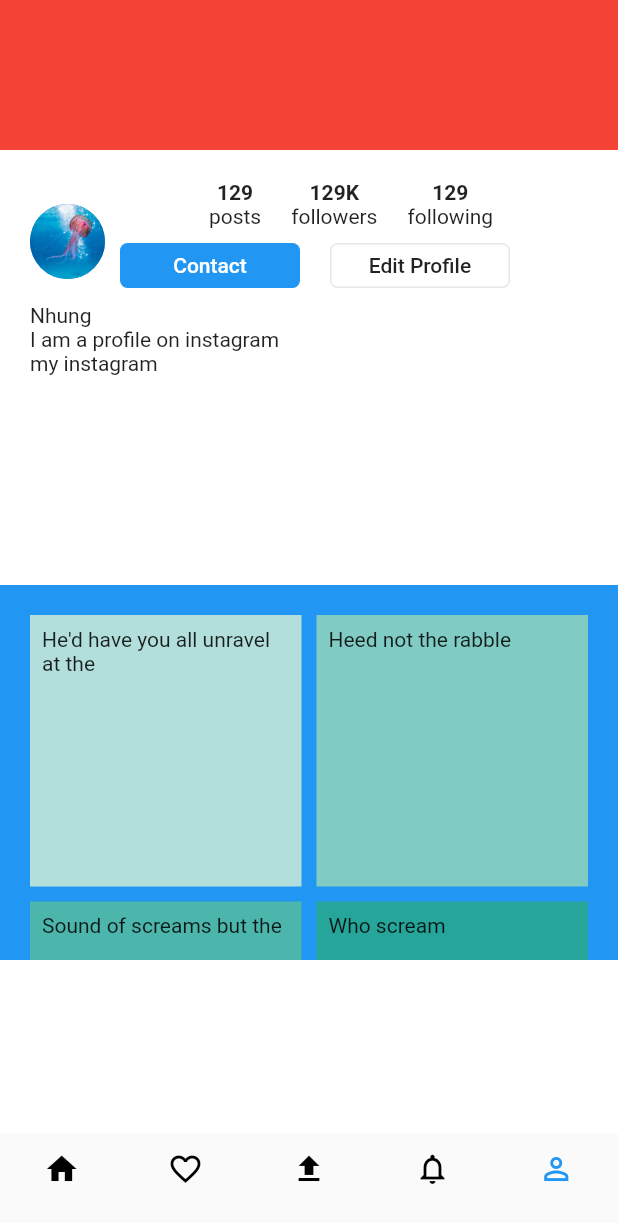
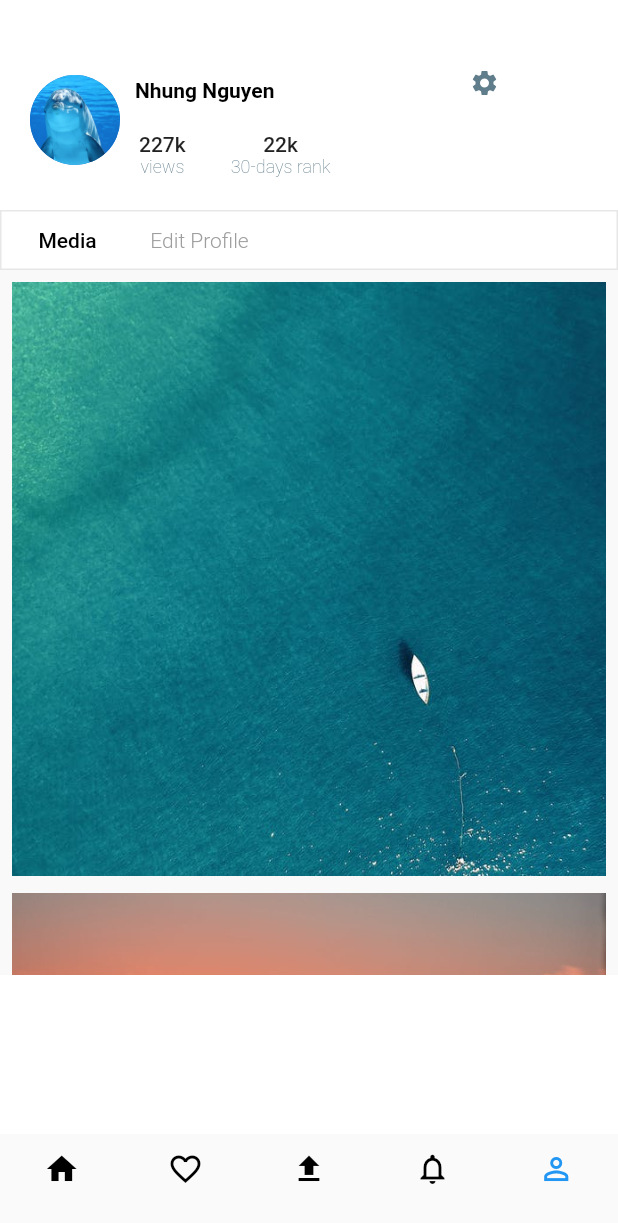
Before and after one commit to nguyentuyetnhungpht/ImageApp, a Flutter app: the screen it shows after launch, item 5 of the bottom bar chosen, on a phone screen of 412 x 824 dp. Shown: the top 1223 px of the screen. Run offline on Flutter 3.47's test engine with Material 2 defaults, Android fonts, the phone set to English and light mode, and no system bars; missing offline and left inert: dart:ffi.

Commit message:
done user

```diff
--- a/lib/UserPage.dart
+++ b/lib/UserPage.dart
@@ -1,4 +1,7 @@
+import 'dart:ffi';
+
 import 'package:flutter/material.dart';
+import 'package:flutter/rendering.dart';
 
 class UserPage extends StatefulWidget {
   @override
@@ -21,6 +24,43 @@ class _UserPageState extends State<UserPage>
     _controller.dispose();
   }
 
+   Container MyTopic(String imgVal){
+    return Container(
+                padding: EdgeInsets.all(3.0),
+                width: 200.0,
+                child: Image.asset(
+                  imgVal,
+                  fit: BoxFit.cover,),
+              );
+  }
+
+  // ignore: non_constant_identifier_names
+  Container Profile_info(String number, String title, double r, double l, double t ){
+    return Container(
+              margin: EdgeInsets.only(
+                right: r,
+                top: t,
+                left: l,
+              ),
+              child: Column(
+                children: <Widget>[
+                  Text(
+                    number,
+                    style: TextStyle(
+                        fontWeight: FontWeight.w500),
+                  ),
+                  Text(
+                    title,
+                    style: TextStyle(
+                      fontSize: 12.0,
+                      fontWeight: FontWeight.w200,
+                      color: Colors.blueGrey),
+                  )
+                ],
+              ),
+    );
+  }
+
   @override
   Widget build(BuildContext context) {
     return Container(
@@ -28,176 +68,128 @@ class _UserPageState extends State<UserPage>
         child: Column(
           children: <Widget>[
             Container(
-              height: 100,
-              color: Colors.red,
-            ),
-            Container(
               constraints: BoxConstraints.expand(
-                  height: MediaQuery.of(context).size.height - 168),
+                  height: MediaQuery.of(context).size.height - 68),
               child: ListView(
                 padding: EdgeInsets.zero,
                 children: <Widget>[
                   Container(
-                    margin: EdgeInsets.all(20),
-                    height: 250,
+                    margin: new EdgeInsets.only(
+                      left: 10.0,
+                      right: 10.0,
+                      bottom: 10.0,
+                      top: 30.0),
+                    height: 100,
                     child: Column(
                       children: <Widget>[
                         Row(
                           children: <Widget>[
                             Container(
-                                height: 50,
-                                width: 50,
+                                margin: new EdgeInsets.only(
+                                    left: 10.0, bottom: 10.0, top: 20.0),
+                                height: 60,
+                                width: 60,
                                 child: CircleAvatar(
                                     radius: 20,
                                     backgroundImage:
-                                        AssetImage('assets/2.jpeg'))),
+                                        AssetImage('assets/4.jpeg'))),
                             Column(
                               children: <Widget>[
                                 Row(
                                   children: <Widget>[
                                     Container(
-                                      margin:
-                                          EdgeInsets.only(left: 68, right: 20),
-                                      child: Column(
-                                        children: <Widget>[
-                                          Text(
-                                            '129',
+                                      padding: EdgeInsets.only(
+                                          left: 10.0,
+                                          right: 60.0,
+                                          bottom: 10.0,
+                                          top: 20.0),
+                                      child: Text(
+                                        'Nhung Nguyen',
                                         style: TextStyle(
+                                            color: Colors.black,
                                             fontWeight: FontWeight.bold),
-                                          ),
-                                          Text('posts')
-                                        ],
                                       ),
                                     ),
                                     Container(
-                                      margin: EdgeInsets.only(right: 20),
-                                      child: Column(
-                                        children: <Widget>[
-                                          Text(
-                                            '129K',
-                                            style: TextStyle(
-                                                fontWeight: FontWeight.bold),
+                                      margin: EdgeInsets.only(
+                                        left: 70.0,
                                       ),
-                                          Text('followers')
-                                        ],
-                                      ),
-                                    ),
-                                    Container(
-                                      margin: EdgeInsets.only(right: 20),
-                                      child: Column(
-                                        children: <Widget>[
-                                          Text(
-                                            '129',
-                                            style: TextStyle(
-                                                fontWeight: FontWeight.bold),
-                                          ),
-                                          Text('following')
-                                        ],
+                                      height: 30,
+                                      child: Icon(
+                                        Icons.settings,
+                                        color: Colors.blueGrey,
+                                        size: 20.0,
                                       ),
                                     ),
                                   ],
                                 ),
                                 Row(
                                   children: <Widget>[
+                                    //right, left,top, bottom
+                                    Profile_info('227k', 'views', 30.0, 0.0, 10.0),
+                                    Profile_info('22k', '30-days rank',100.0, 0.0, 10.0,),
+                                  ],
+                                ),
+                              ],
+                            )
+                          ],
+                        ),
+                      ],
+                    ),
+                  ),
                   Container(
+                    height: 40,
                     decoration: BoxDecoration(
-                                        borderRadius: BorderRadius.all(
-                                            Radius.circular(5)),
-                                        color: Colors.blue,
+                              border: Border.all(
+                                  width: 1, color: Color(0xFFE7E7E7))
                           ),
-                                      margin: EdgeInsets.all(10),
-                                      width: 120,
+                    child: Row(
+                      children: <Widget>[
+                        Container(
                           height: 30,
                           child: FlatButton(
+                            padding: EdgeInsets.zero,
                             child: Text(
-                                          'Contact',
-                                          style: TextStyle(color: Colors.white),
+                              'Media',
+                              style: TextStyle(color: Colors.black),
                             ),
                             onPressed: () {},
                           ),
                         ),
                         Container(
-                                      margin: EdgeInsets.all(10),
                           height: 30,
-                                      width: 120,
-                                      decoration: BoxDecoration(
-                                          borderRadius: BorderRadius.all(
-                                              Radius.circular(5)),
-                                          border: Border.all(
-                                              width: 1,
-                                              color: Color(0xFFE7E7E7))),
                           child: FlatButton(
-                                        child: Text('Edit Profile'),
+                            padding: EdgeInsets.zero,
+                            child: Text(
+                              'Edit Profile',
+                              style: TextStyle(color: Colors.grey, fontWeight: FontWeight.w300)
+                            ),
                             onPressed: () {},
                           ),
                         ),
                       ],
-                                )
-                              ],
-                            )
-                          ],
                     ),
-                        Row(
-                          mainAxisAlignment: MainAxisAlignment.spaceBetween,
-                          children: <Widget>[
-                            Column(
-                              crossAxisAlignment: CrossAxisAlignment.start,
-                              children: <Widget>[
-                                Text("Nhung"),
-                                Text("I am a profile on instagram"),
-                                InkWell(
-                                  child: new Text('my instagram'),
-                                ),
-                              ],
-                            ),
-                            Container()
-                          ],
-                        )
-                      ],
-                    ),
-                    color: Colors.white,
                   ),
                   Container(
-                      height: 250,
-                      color: Colors.blue,
+                    color: Color.fromARGB(249,249,249,249),
+                      height: 470,
                       child: GridView.count(
                         primary: false,
-                        padding: const EdgeInsets.all(20),
-                        crossAxisSpacing: 10,
-                        mainAxisSpacing: 10,
-                        crossAxisCount: 2,
+                        padding: const EdgeInsets.all(5.0),
+                        crossAxisSpacing: 5.0,
+                        mainAxisSpacing: 5.0,
+                        crossAxisCount: 1,
                         children: <Widget>[
-                          Container(
-                            padding: const EdgeInsets.all(8),
-                            child:
-                                const Text("He'd have you all unravel at the"),
-                            color: Colors.teal[100],
-                          ),
-                          Container(
-                            padding: const EdgeInsets.all(8),
-                            child: const Text('Heed not the rabble'),
-                            color: Colors.teal[200],
-                          ),
-                          Container(
-                            padding: const EdgeInsets.all(8),
-                            child: const Text('Sound of screams but the'),
-                            color: Colors.teal[300],
-                          ),
-                          Container(
-                            padding: const EdgeInsets.all(8),
-                            child: const Text('Who scream'),
-                            color: Colors.teal[400],
-                          ),
-                          Container(
-                            padding: const EdgeInsets.all(8),
-                            child: const Text('Revolution is coming...'),
-                            color: Colors.teal[500],
-                          ),
-                          Container(
-                            padding: const EdgeInsets.all(8),
-                            child: const Text('Revolution, they...'),
-                            color: Colors.teal[600],
-                          ),
+                          MyTopic("assets/3.jpeg"),
+                          MyTopic("assets/1.jpeg"),
+                          MyTopic("assets/2.jpeg"),
+                          MyTopic("assets/3.jpeg"),
+                          MyTopic("assets/4.jpeg"),
+                          MyTopic("assets/5.jpeg"),
+                          MyTopic("assets/2.jpeg"),
+                          MyTopic("assets/1.jpeg"),
+                          MyTopic("assets/1.jpeg"),
+                          MyTopic("assets/1.jpeg"),
                         ],
                       )),
                   Column()
```
Also changed, not shown: pubspec.yaml (+5 -5 lines). Lines whose indentation alone changed are shown as unchanged.
